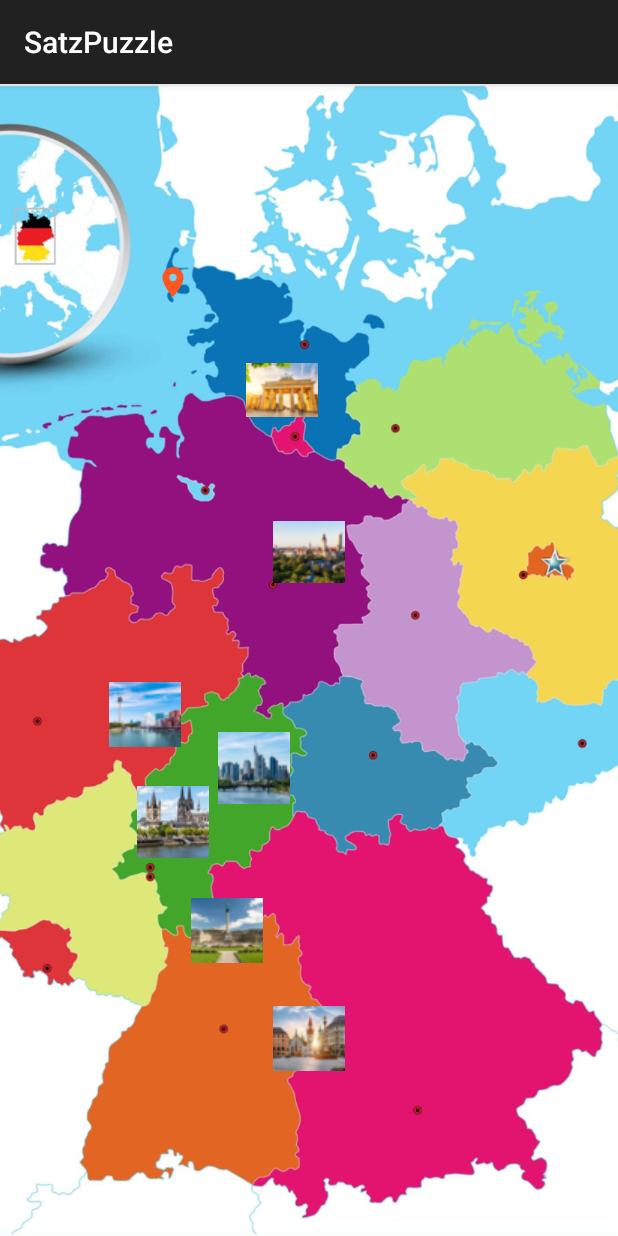
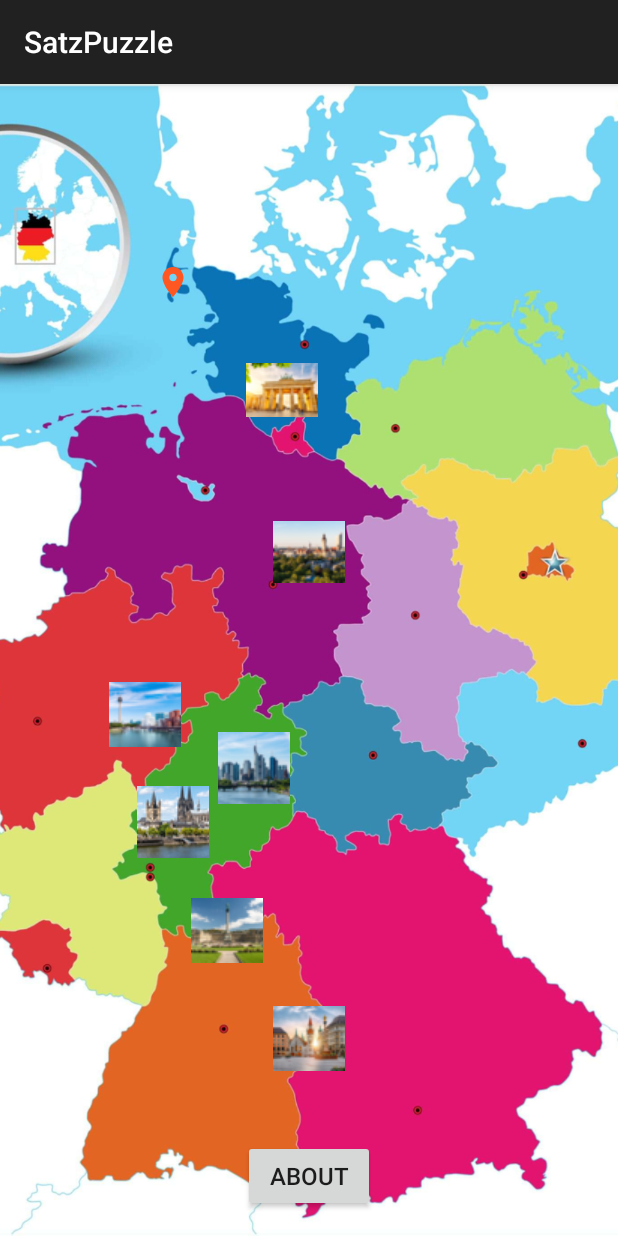
Before and after one commit to mhsenpc/german_android_game, an Android app: the screen it shows after launch (MainActivity before the commit, CityProgressionActivity after it), on a phone screen of 412 x 824 dp. Run offline under Robolectric (Android 15) with nearby library versions, the phone set to English and light mode, and no system bars.

Commit message:
rename activity + about us

```diff
--- a/app/src/main/AndroidManifest.xml
+++ b/app/src/main/AndroidManifest.xml
@@ -13,7 +13,7 @@
         android:theme="@style/Theme.AppCompat.Light.DarkActionBar"
         tools:targetApi="31">
         <activity
-            android:name=".MainActivity"
+            android:name=".CityProgressionActivity"
             android:exported="true"
             android:label="@string/app_name"
             android:theme="@style/Theme.AppCompat.Light.DarkActionBar">
@@ -28,6 +28,11 @@
             android:exported="false"
             android:label="Quiz"
             android:theme="@style/Theme.AppCompat.Light.DarkActionBar" />
+        <activity
+            android:name=".AboutActivity"
+            android:exported="false"
+            android:label="About"
+            android:theme="@style/Theme.AppCompat.Light.DarkActionBar" />
             </application>
 
 </manifest>
--- a/app/src/main/java/sibpardazan/gharb/satzpuzzle/MainActivity.kt
+++ b/app/src/main/java/sibpardazan/gharb/satzpuzzle/CityProgressionActivity.kt
@@ -3,15 +3,15 @@ package sibpardazan.gharb.satzpuzzle
 import android.content.Intent
 import android.os.Bundle
 import androidx.appcompat.app.AppCompatActivity
-import sibpardazan.gharb.satzpuzzle.databinding.ActivityMainBinding
+import sibpardazan.gharb.satzpuzzle.databinding.ActivityCityProgressionBinding
 
-class MainActivity : AppCompatActivity() {
+class CityProgressionActivity : AppCompatActivity() {
 
-    private lateinit var binding: ActivityMainBinding
+    private lateinit var binding: ActivityCityProgressionBinding
 
     override fun onCreate(savedInstanceState: Bundle?) {
         super.onCreate(savedInstanceState)
-        binding = ActivityMainBinding.inflate(layoutInflater)
+        binding = ActivityCityProgressionBinding.inflate(layoutInflater)
         setContentView(binding.root)
 
         setupCityClickListeners()
@@ -49,6 +49,11 @@ class MainActivity : AppCompatActivity() {
         binding.munichMarker.setOnClickListener {
             startQuizActivity("munich", 8)
         }
+
+        binding.aboutButton.setOnClickListener {
+            val intent = Intent(this, AboutActivity::class.java)
+            startActivity(intent)
+        }
     }
 
     private fun startQuizActivity(city: String, level: Int) {
--- a/app/src/main/res/layout/activity_main.xml
+++ b/app/src/main/res/layout/activity_city_progression.xml
@@ -4,7 +4,7 @@
     xmlns:tools="http://schemas.android.com/tools"
     android:layout_width="match_parent"
     android:layout_height="match_parent"
-    tools:context=".MainActivity">
+    tools:context=".CityProgressionActivity">
 
     <ImageView
         android:id="@+id/mapBackground"
@@ -129,4 +129,15 @@
         app:layout_constraintTop_toTopOf="parent"
         app:layout_constraintVertical_bias="0.85" />
 
+    <Button
+        android:id="@+id/aboutButton"
+        android:layout_width="wrap_content"
+        android:layout_height="wrap_content"
+        android:layout_marginBottom="16dp"
+        android:text="About"
+        android:textSize="16sp"
+        app:layout_constraintBottom_toBottomOf="parent"
+        app:layout_constraintEnd_toEndOf="parent"
+        app:layout_constraintStart_toStartOf="parent" />
+
 </androidx.constraintlayout.widget.ConstraintLayout>
```
Also changed, not shown: app/src/main/java/sibpardazan/gharb/satzpuzzle/AboutActivity.kt (added, +24 -0 lines), app/src/main/res/layout/activity_about.xml (added, +133 -0 lines).
